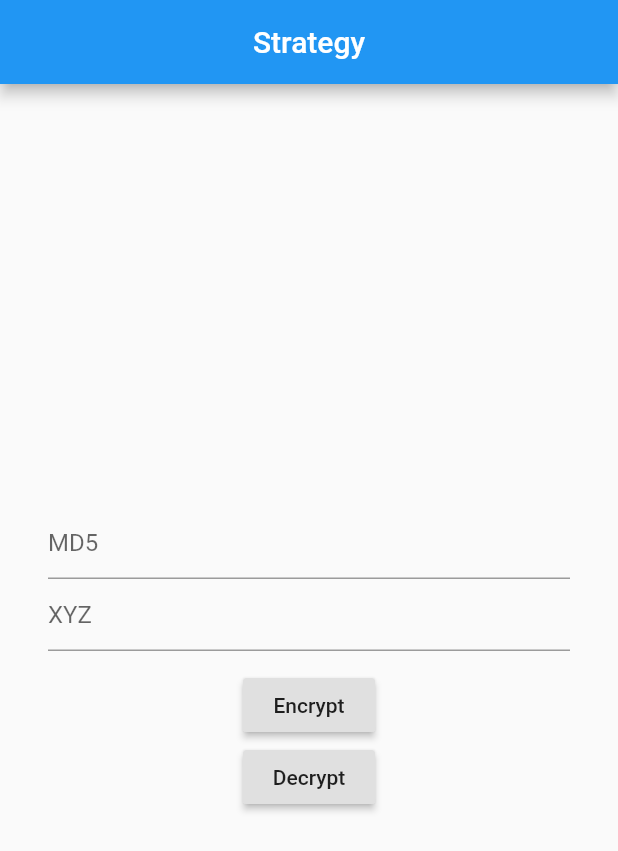
After one commit to devibrahimkarahan/flutter_design_patterns, a Flutter app: the PageStrategy screen opened directly, on a phone screen of 412 x 824 dp. The commit adds this screen. Shown: the top 851 px of the screen. Run offline on Flutter 3.47's test engine with Material 2 defaults, Android fonts, the phone set to English and light mode, and no system bars.

Commit message:
Strategy pattern eklendi

```diff
--- a/lib/design_pattern.dart
+++ b/lib/design_pattern.dart
@@ -1,8 +1,10 @@
 import 'package:flutter/material.dart' show Widget;
 import 'package:flutter_design_patterns/memento/page_memento.dart';
+import 'package:flutter_design_patterns/strategy/page_strategy.dart';
 
 final List<DesignPattern> patternList = [
   DesignPattern("Memento", PageMemento()),
+  DesignPattern("Strategy", PageStrategy()),
 ];
 
 class DesignPattern {
--- /dev/null
+++ b/lib/strategy/page_strategy.dart
@@ -0,0 +1,126 @@
+import 'package:flutter/material.dart';
+
+abstract class IEncrypter {
+  const IEncrypter();
+
+  String encrypt(String value);
+
+  String decrypt(String value);
+}
+
+class MD5Encrypter extends IEncrypter {
+  const MD5Encrypter();
+
+  @override
+  String encrypt(String value) {
+    return "MD5 $value";
+  }
+
+  @override
+  String decrypt(String value) {
+    return value.replaceFirst("MD5 ", "");
+  }
+}
+
+class XYZEncrypter extends IEncrypter {
+  const XYZEncrypter();
+
+  @override
+  String encrypt(String value) {
+    return "XYZ $value";
+  }
+
+  @override
+  String decrypt(String value) {
+    return value.replaceFirst("XYZ ", "");
+  }
+}
+
+class Encrypter {
+  final IEncrypter _encrypter;
+
+  const Encrypter(this._encrypter);
+
+  String encrypt(String value) {
+    return _encrypter.encrypt(value);
+  }
+
+  String decrypt(String value) {
+    return _encrypter.decrypt(value);
+  }
+}
+
+class PageStrategy extends StatefulWidget {
+  @override
+  _PageStrategyState createState() => _PageStrategyState();
+}
+
+class _PageStrategyState extends State<PageStrategy> {
+  final md5Controller = TextEditingController();
+  final xyzController = TextEditingController();
+  final md5Encrypter = const MD5Encrypter();
+  final xyzEncrypter = const XYZEncrypter();
+
+  void encrypt() {
+    setState(() {
+      md5Controller.text = Encrypter(md5Encrypter).encrypt(
+        md5Controller.text,
+      );
+      xyzController.text = Encrypter(xyzEncrypter).encrypt(
+        xyzController.text,
+      );
+    });
+  }
+
+  void decrypt() {
+    setState(() {
+      md5Controller.text = Encrypter(md5Encrypter).decrypt(
+        md5Controller.text,
+      );
+      xyzController.text = Encrypter(xyzEncrypter).decrypt(
+        xyzController.text,
+      );
+    });
+  }
+
+  @override
+  Widget build(BuildContext context) {
+    return Scaffold(
+      appBar: AppBar(
+        automaticallyImplyLeading: false,
+        title: Text("Strategy"),
+        centerTitle: true,
+      ),
+      body: Center(
+        child: Column(
+          mainAxisAlignment: MainAxisAlignment.center,
+          children: <Widget>[
+            Padding(
+              padding: const EdgeInsets.symmetric(horizontal: 32),
+              child: TextFormField(
+                controller: md5Controller,
+                decoration: InputDecoration(hintText: "MD5"),
+              ),
+            ),
+            Padding(
+              padding: const EdgeInsets.symmetric(horizontal: 32),
+              child: TextFormField(
+                controller: xyzController,
+                decoration: InputDecoration(hintText: "XYZ"),
+              ),
+            ),
+            const SizedBox(height: 12),
+            RaisedButton(
+              onPressed: encrypt,
+              child: Text("Encrypt"),
+            ),
+            RaisedButton(
+              onPressed: decrypt,
+              child: Text("Decrypt"),
+            ),
+          ],
+        ),
+      ),
+    );
+  }
+}
```
